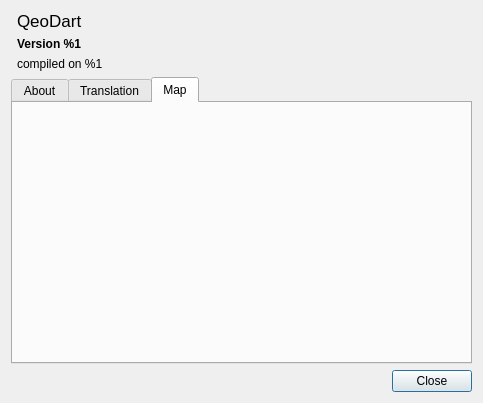
Old version of the form ui/about.ui in the repository gulp21/QeoDart.
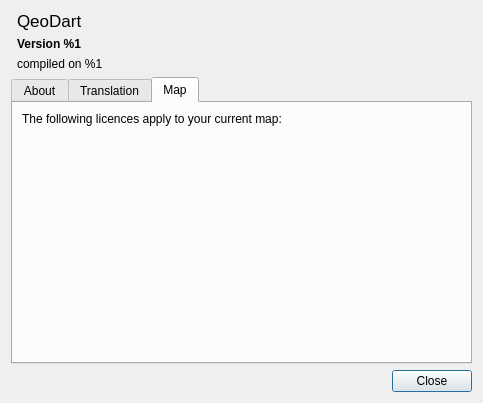
New version of the form. The open tabs and pages were chosen to show the change. Icons and pictures are not drawn.

Commit message:
auto new game, bugs with hint fixed, UI improvements
* hint-bugs fixed:
** wrong mark after giving hint
** reset bGaveHint after calculation score
** crash in findPlace
* add option: auto new game after final score shown
* UI improvements:
** banner: better icon resolution (looks better)
** Read + qcfx copyright info
*** qcfx-format change
** selectable text in about window
** improved icon (z-order change)

```diff
--- a/ui/about.ui
+++ b/ui/about.ui
@@ -180,6 +180,34 @@
       <attribute name="title">
        <string>Map</string>
       </attribute>
+      <layout class="QVBoxLayout" name="verticalLayout_5">
+       <item>
+        <widget class="QLabel" name="lblMapLicense">
+         <property name="text">
+          <string notr="true">The following licences apply to your current map:</string>
+         </property>
+         <property name="wordWrap">
+          <bool>true</bool>
+         </property>
+         <property name="textInteractionFlags">
+          <set>Qt::LinksAccessibleByMouse|Qt::TextSelectableByMouse</set>
+         </property>
+        </widget>
+       </item>
+       <item>
+        <spacer name="verticalSpacer_4">
+         <property name="orientation">
+          <enum>Qt::Vertical</enum>
+         </property>
+         <property name="sizeHint" stdset="0">
+          <size>
+           <width>20</width>
+           <height>40</height>
+          </size>
+         </property>
+        </spacer>
+       </item>
+      </layout>
      </widget>
     </widget>
    </item>
```
Left out of the diff: 12 changed lines with no effect on the pictures. The commit also changes 21 other files.
